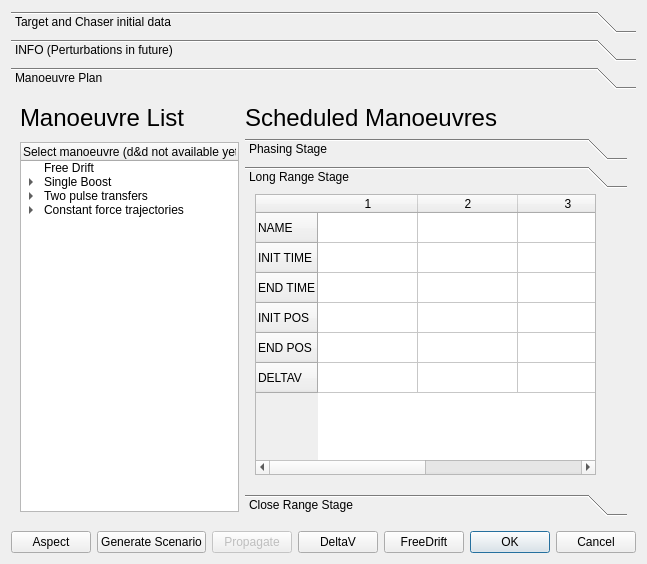
Qt form sta-src/RendezVous/rendezvousDialog.ui (Dwarf-Planet-Project/SpaceDesignTool) before a commit.
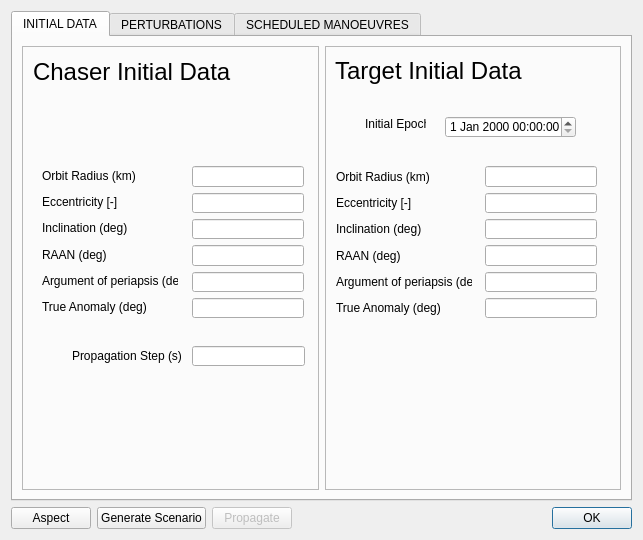
The same form after that commit. The open tabs and pages were chosen to show the change. Custom widgets are drawn as their Qt base class.

Patch:
```diff
--- a/sta-src/RendezVous/rendezvousDialog.ui
+++ b/sta-src/RendezVous/rendezvousDialog.ui
@@ -1,13 +1,13 @@
 <?xml version="1.0" encoding="UTF-8"?>
 <ui version="4.0">
- <class>rendezvousDialog</class>
- <widget class="QDialog" name="rendezvousDialog">
+ <class>RendezVousDialogClass</class>
+ <widget class="QDialog" name="RendezVousDialogClass">
   <property name="geometry">
    <rect>
     <x>0</x>
     <y>0</y>
-    <width>619</width>
-    <height>564</height>
+    <width>643</width>
+    <height>540</height>
    </rect>
   </property>
   <property name="sizePolicy">
@@ -17,7 +17,7 @@
    </sizepolicy>
   </property>
   <property name="acceptDrops">
-   <bool>true</bool>
+   <bool>false</bool>
   </property>
   <property name="windowTitle">
    <string>RendezVous Wizard</string>
@@ -26,18 +26,13 @@
    <item>
     <layout class="QVBoxLayout" name="verticalLayout">
      <item>
-      <widget class="QToolBox" name="toolBox">
-       <widget class="QWidget" name="toolBoxPage1">
-        <property name="geometry">
-         <rect>
-          <x>0</x>
-          <y>0</y>
-          <width>599</width>
-          <height>430</height>
-         </rect>
-        </property>
-        <attribute name="label">
-         <string>Target and Chaser initial data</string>
+      <widget class="QTabWidget" name="tabWidget">
+       <property name="currentIndex">
+        <number>2</number>
+       </property>
+       <widget class="QWidget" name="initiaDataPage">
+        <attribute name="title">
+         <string>INITIAL DATA</string>
         </attribute>
         <layout class="QHBoxLayout" name="horizontalLayout_2">
          <item>
@@ -66,6 +61,117 @@
              <string>Chaser Initial Data</string>
             </property>
            </widget>
+           <widget class="QWidget" name="layoutWidget_2">
+            <property name="geometry">
+             <rect>
+              <x>20</x>
+              <y>120</y>
+              <width>136</width>
+              <height>151</height>
+             </rect>
+            </property>
+            <layout class="QVBoxLayout" name="verticalLayout_5">
+             <item>
+              <widget class="QLabel" name="label_14">
+               <property name="text">
+                <string>Orbit Radius (km)</string>
+               </property>
+              </widget>
+             </item>
+             <item>
+              <widget class="QLabel" name="label_15">
+               <property name="text">
+                <string>Eccentricity [-]</string>
+               </property>
+              </widget>
+             </item>
+             <item>
+              <widget class="QLabel" name="label_16">
+               <property name="text">
+                <string>Inclination (deg)</string>
+               </property>
+              </widget>
+             </item>
+             <item>
+              <widget class="QLabel" name="label_17">
+               <property name="text">
+                <string>RAAN (deg)</string>
+               </property>
+              </widget>
+             </item>
+             <item>
+              <widget class="QLabel" name="label_18">
+               <property name="text">
+                <string>Argument of periapsis (deg)</string>
+               </property>
+              </widget>
+             </item>
+             <item>
+              <widget class="QLabel" name="label_19">
+               <property name="text">
+                <string>True Anomaly (deg)</string>
+               </property>
+              </widget>
+             </item>
+            </layout>
+           </widget>
+           <widget class="QWidget" name="layoutWidget_3">
+            <property name="geometry">
+             <rect>
+              <x>170</x>
+              <y>120</y>
+              <width>112</width>
+              <height>152</height>
+             </rect>
+            </property>
+            <layout class="QVBoxLayout" name="verticalLayout_6">
+             <item>
+              <widget class="QLineEdit" name="RadiusChaserEdit"/>
+             </item>
+             <item>
+              <widget class="QLineEdit" name="EccentricityChaserEdit"/>
+             </item>
+             <item>
+              <widget class="QLineEdit" name="InclinationChaserEdit"/>
+             </item>
+             <item>
+              <widget class="QLineEdit" name="RAANChaserEdit">
+               <property name="text">
+                <string/>
+               </property>
+              </widget>
+             </item>
+             <item>
+              <widget class="QLineEdit" name="ArgumentPeriapChaserEdit"/>
+             </item>
+             <item>
+              <widget class="QLineEdit" name="TrueAnomalyChaserEdit"/>
+             </item>
+            </layout>
+           </widget>
+           <widget class="QLineEdit" name="PropStepEdit">
+            <property name="geometry">
+             <rect>
+              <x>170</x>
+              <y>300</y>
+              <width>113</width>
+              <height>20</height>
+             </rect>
+            </property>
+           </widget>
+           <widget class="QLabel" name="label_20">
+            <property name="geometry">
+             <rect>
+              <x>50</x>
+              <y>300</y>
+              <width>111</width>
+              <height>20</height>
+             </rect>
+            </property>
+            <property name="text">
+             <string>Propagation Step (s)</string>
+            </property>
+           </widget>
           </widget>
          </item>
          <item>
@@ -94,21 +200,124 @@
              <string>Target Initial Data</string>
             </property>
            </widget>
-          </widget>
-         </item>
-        </layout>
-       </widget>
-       <widget class="QWidget" name="toolBoxPage2">
+           <widget class="QDateTimeEdit" name="InitialEpochTargetEdit">
+            <property name="geometry">
+             <rect>
+              <x>120</x>
+              <y>70</y>
+              <width>131</width>
+              <height>22</height>
+             </rect>
+            </property>
+           </widget>
+           <widget class="QLabel" name="label_2">
+            <property name="geometry">
+             <rect>
+              <x>40</x>
+              <y>70</y>
+              <width>61</width>
+              <height>16</height>
+             </rect>
+            </property>
+            <property name="text">
+             <string>Initial Epoch</string>
+            </property>
+           </widget>
+           <widget class="QWidget" name="layoutWidget">
+            <property name="geometry">
+             <rect>
+              <x>11</x>
+              <y>121</y>
+              <width>136</width>
+              <height>151</height>
+             </rect>
+            </property>
+            <layout class="QVBoxLayout" name="verticalLayout_3">
+             <item>
+              <widget class="QLabel" name="label_3">
+               <property name="text">
+                <string>Orbit Radius (km)</string>
+               </property>
+              </widget>
+             </item>
+             <item>
+              <widget class="QLabel" name="label_9">
+               <property name="text">
+                <string>Eccentricity [-]</string>
+               </property>
+              </widget>
+             </item>
+             <item>
+              <widget class="QLabel" name="label_10">
+               <property name="text">
+                <string>Inclination (deg)</string>
+               </property>
+              </widget>
+             </item>
+             <item>
+              <widget class="QLabel" name="label_11">
+               <property name="text">
+                <string>RAAN (deg)</string>
+               </property>
+              </widget>
+             </item>
+             <item>
+              <widget class="QLabel" name="label_12">
+               <property name="text">
+                <string>Argument of periapsis (deg)</string>
+               </property>
+              </widget>
+             </item>
+             <item>
+              <widget class="QLabel" name="label_13">
+               <property name="text">
+                <string>True Anomaly (deg)</string>
+               </property>
+              </widget>
+             </item>
+            </layout>
+           </widget>
+           <widget class="QWidget" name="layoutWidget">
         <property name="geometry">
          <rect>
-          <x>0</x>
-          <y>0</y>
-          <width>599</width>
-          <height>430</height>
-         </rect>
-        </property>
-        <attribute name="label">
-         <string>INFO (Perturbations in future)</string>
+              <x>160</x>
+              <y>120</y>
+              <width>112</width>
+              <height>152</height>
+             </rect>
+            </property>
+            <layout class="QVBoxLayout" name="verticalLayout_4">
+             <item>
+              <widget class="QLineEdit" name="RadiusTargetEdit"/>
+             </item>
+             <item>
+              <widget class="QLineEdit" name="EccentricityTargetEdit"/>
+             </item>
+             <item>
+              <widget class="QLineEdit" name="InclinationTargetEdit"/>
+             </item>
+             <item>
+              <widget class="QLineEdit" name="RAANTargetEdit">
+               <property name="text">
+                <string/>
+               </property>
+              </widget>
+             </item>
+             <item>
+              <widget class="QLineEdit" name="ArgumentPeriapTargetEdit"/>
+             </item>
+             <item>
+              <widget class="QLineEdit" name="TrueAnomalyTargetEdit"/>
+             </item>
+            </layout>
+           </widget>
+          </widget>
+         </item>
+        </layout>
+       </widget>
+       <widget class="QWidget" name="perturbationsPage">
+        <attribute name="title">
+         <string>PERTURBATIONS</string>
         </attribute>
         <layout class="QGridLayout" name="gridLayout_2">
          <item row="0" column="0">
@@ -133,44 +342,21 @@
          </item>
         </layout>
        </widget>
-       <widget class="QWidget" name="toolBoxPage3">
+       <widget class="QWidget" name="manoeuvresPage">
+        <attribute name="title">
+         <string>SCHEDULED MANOEUVRES</string>
+        </attribute>
+        <widget class="QWidget" name="layoutWidget">
         <property name="geometry">
          <rect>
-          <x>0</x>
-          <y>0</y>
-          <width>599</width>
-          <height>430</height>
-         </rect>
-        </property>
-        <attribute name="label">
-         <string>Manoeuvre Plan</string>
-        </attribute>
-        <layout class="QGridLayout" name="gridLayout">
-         <item row="0" column="0">
-          <widget class="QLabel" name="label_4">
-           <property name="font">
-            <font>
-             <pointsize>18</pointsize>
-            </font>
-           </property>
-           <property name="text">
-            <string>Manoeuvre List </string>
-           </property>
-          </widget>
-         </item>
-         <item row="0" column="1">
-          <widget class="QLabel" name="label">
-           <property name="font">
-            <font>
-             <pointsize>18</pointsize>
-            </font>
-           </property>
-           <property name="text">
-            <string>Scheduled Manoeuvres</string>
-           </property>
-          </widget>
-         </item>
-         <item row="1" column="0">
+           <x>9</x>
+           <y>76</y>
+           <width>591</width>
+           <height>372</height>
+          </rect>
+         </property>
+         <layout class="QHBoxLayout" name="horizontalLayout_3">
+          <item>
           <widget class="ManoeuvresTreeDrag" name="manoeuvreTree">
            <property name="minimumSize">
             <size>
@@ -186,59 +372,74 @@
            </property>
            <column>
             <property name="text">
-             <string>Select manoeuvre (d&amp;d not available yet)</string>
+              <string>Select manoeuvre </string>
             </property>
            </column>
            <item>
             <property name="text">
              <string>Free Drift</string>
             </property>
+             <property name="flags">
+              <set>ItemIsDragEnabled|ItemIsUserCheckable|ItemIsEnabled</set>
+             </property>
            </item>
            <item>
             <property name="text">
              <string>Single Boost</string>
             </property>
+             <property name="flags">
+              <set>ItemIsEnabled</set>
+             </property>
             <item>
              <property name="text">
-              <string>Tangential</string>
+               <string>SBtangential</string>
              </property>
              <property name="flags">
-              <set>ItemIsDragEnabled|ItemIsUserCheckable|ItemIsEnabled</set>
+               <set>NoItemFlags</set>
              </property>
             </item>
             <item>
              <property name="text">
-              <string>Radial</string>
+               <string>SBradial</string>
              </property>
              <property name="flags">
-              <set>ItemIsDragEnabled|ItemIsUserCheckable|ItemIsEnabled</set>
+               <set>NoItemFlags</set>
              </property>
             </item>
             <item>
              <property name="text">
-              <string>Lateral</string>
+               <string>SBlateral</string>
              </property>
              <property name="flags">
-              <set>ItemIsDragEnabled|ItemIsUserCheckable|ItemIsEnabled</set>
+               <set>NoItemFlags</set>
              </property>
             </item>
             <item>
              <property name="text">
               <string>Full DeltaV</string>
              </property>
+              <property name="flags">
+               <set>ItemIsDragEnabled|ItemIsUserCheckable|ItemIsEnabled</set>
+              </property>
             </item>
            </item>
            <item>
             <property name="text">
              <string>Two pulse transfers</string>
             </property>
+             <property name="flags">
+              <set>ItemIsEnabled</set>
+             </property>
             <item>
              <property name="text">
               <string>Tangential Boost Transfers</string>
              </property>
+              <property name="flags">
+               <set>ItemIsSelectable|ItemIsUserCheckable|ItemIsEnabled</set>
+              </property>
              <item>
               <property name="text">
-               <string>Along x-axis</string>
+                <string>2TBTalong x-axis</string>
               </property>
               <property name="flags">
                <set>ItemIsDragEnabled|ItemIsUserCheckable|ItemIsEnabled</set>
@@ -246,7 +447,7 @@
              </item>
              <item>
               <property name="text">
-               <string>Hohmann Transfer</string>
+                <string>2TBTHohmann Transfer</string>
               </property>
               <property name="flags">
                <set>ItemIsDragEnabled|ItemIsUserCheckable|ItemIsEnabled</set>
@@ -254,7 +455,7 @@
              </item>
              <item>
               <property name="text">
-               <string>90 degrees fly-around</string>
+                <string>2TBT90 degrees fly-around</string>
               </property>
               <property name="flags">
                <set>ItemIsDragEnabled|ItemIsUserCheckable|ItemIsEnabled</set>
@@ -265,9 +466,12 @@
              <property name="text">
               <string>Radial boost Transfers</string>
              </property>
+              <property name="flags">
+               <set>ItemIsEnabled</set>
+              </property>
              <item>
               <property name="text">
-               <string>Transfer along x-axis</string>
+                <string>2RBTalong x-axis</string>
               </property>
               <property name="flags">
                <set>ItemIsDragEnabled|ItemIsUserCheckable|ItemIsEnabled</set>
@@ -275,7 +479,7 @@
              </item>
              <item>
               <property name="text">
-               <string>90 degrees radial fly-around</string>
+                <string>2RBT90 degrees radial fly-around</string>
               </property>
               <property name="flags">
                <set>ItemIsDragEnabled|ItemIsUserCheckable|ItemIsEnabled</set>
@@ -283,7 +487,7 @@
              </item>
              <item>
               <property name="text">
-               <string>360 degrees radial fly-around</string>
+                <string>2RBT360 degrees radial fly-around</string>
               </property>
               <property name="flags">
                <set>ItemIsDragEnabled|ItemIsUserCheckable|ItemIsEnabled</set>
@@ -295,32 +499,38 @@
             <property name="text">
              <string>Constant force trajectories</string>
             </property>
+             <property name="flags">
+              <set>ItemIsEnabled</set>
+             </property>
             <item>
              <property name="text">
               <string>Hold Points outside V-bar</string>
              </property>
              <property name="flags">
-              <set>ItemIsDragEnabled|ItemIsUserCheckable|ItemIsEnabled</set>
+               <set>NoItemFlags</set>
              </property>
             </item>
             <item>
              <property name="text">
               <string>Straight lines trajectories</string>
              </property>
+              <property name="flags">
+               <set>ItemIsEnabled</set>
+              </property>
              <item>
               <property name="text">
-               <string>V-bar</string>
+                <string>SLT V-bar</string>
               </property>
               <property name="flags">
-               <set>ItemIsDragEnabled|ItemIsUserCheckable|ItemIsEnabled</set>
+                <set>NoItemFlags</set>
               </property>
              </item>
              <item>
               <property name="text">
-               <string>R-bar</string>
+                <string>SLT R-bar</string>
               </property>
               <property name="flags">
-               <set>ItemIsDragEnabled|ItemIsUserCheckable|ItemIsEnabled</set>
+                <set>NoItemFlags</set>
               </property>
              </item>
             </item>
@@ -328,9 +538,12 @@
              <property name="text">
               <string>Constant force transfers</string>
              </property>
+              <property name="flags">
+               <set>ItemIsEnabled</set>
+              </property>
              <item>
               <property name="text">
-               <string>Tangential</string>
+                <string>CFT Tangential</string>
               </property>
               <property name="flags">
                <set>ItemIsDragEnabled|ItemIsUserCheckable|ItemIsEnabled</set>
@@ -338,7 +551,7 @@
              </item>
              <item>
               <property name="text">
-               <string>Radial</string>
+                <string>CFT Radial</string>
               </property>
               <property name="flags">
                <set>ItemIsDragEnabled|ItemIsUserCheckable|ItemIsEnabled</set>
@@ -348,32 +561,30 @@
            </item>
           </widget>
          </item>
-         <item row="1" column="1">
-          <widget class="QToolBox" name="toolBox_2">
+          <item>
+           <widget class="QTabWidget" name="ScheduledManoeuvresTB">
            <property name="currentIndex">
-            <number>2</number>
-           </property>
-           <widget class="QWidget" name="page_1">
-            <property name="geometry">
-             <rect>
-              <x>0</x>
-              <y>0</y>
-              <width>356</width>
-              <height>296</height>
-             </rect>
-            </property>
-            <attribute name="label">
-             <string>Phasing Stage</string>
-            </attribute>
-            <widget class="QTableWidget" name="tableWidget">
+             <number>1</number>
+            </property>
+            <widget class="QWidget" name="ScheduledManoeuvresTBPage1">
+             <attribute name="title">
+              <string>Phasing manoeuvres</string>
+             </attribute>
+             <widget class="ScheduledTableManoeuvres" name="phasingManTable">
              <property name="geometry">
               <rect>
                <x>10</x>
                <y>10</y>
                <width>341</width>
-               <height>281</height>
-              </rect>
-             </property>
+                <height>331</height>
+               </rect>
+              </property>
+              <property name="dragEnabled">
+               <bool>true</bool>
+              </property>
+              <property name="dragDropMode">
+               <enum>QAbstractItemView::DragDrop</enum>
+              </property>
              <row>
               <property name="text">
                <string>NAME</string>
@@ -404,122 +615,81 @@
                <string>DELTAV</string>
               </property>
              </row>
-             <column>
+              <row>
               <property name="text">
-               <string>1</string>
-              </property>
-             </column>
+                <string>INPUT</string>
+               </property>
+              </row>
              <column>
               <property name="text">
-               <string>2</string>
-              </property>
-             </column>
-             <column>
+                <string>1</string>
+               </property>
+              </column>
+              <item row="0" column="0">
               <property name="text">
-               <string>3</string>
-              </property>
-             </column>
-             <column>
-              <property name="text">
-               <string>4</string>
-              </property>
-             </column>
-            </widget>
-           </widget>
-           <widget class="QWidget" name="page_2">
-            <property name="geometry">
-             <rect>
-              <x>0</x>
-              <y>0</y>
-              <width>356</width>
-              <height>296</height>
-             </rect>
-            </property>
-            <attribute name="label">
-             <string>Long Range Stage</string>
-            </attribute>
-            <widget class="QTableWidget" name="tableWidget_2">
-             <property name="geometry">
-              <rect>
-               <x>10</x>
-               <y>0</y>
-               <width>341</width>
-               <height>281</height>
-              </rect>
-             </property>
-             <row>
+                <string/>
+               </property>
+               <property name="checkState">
+                <enum>PartiallyChecked</enum>
+               </property>
+              </item>
+              <item row="1" column="0">
               <property name="text">
-               <string>NAME</string>
-              </property>
-             </row>
-             <row>
+                <string/>
+               </property>
+              </item>
+              <item row="2" column="0">
               <property name="text">
-               <string>INIT TIME</string>
-              </property>
-             </row>
-             <row>
+                <string/>
+               </property>
+              </item>
+              <item row="3" column="0">
               <property name="text">
-               <string>END TIME</string>
-              </property>
-             </row>
-             <row>
+                <string/>
+               </property>
+              </item>
+              <item row="4" column="0">
               <property name="text">
-               <string>INIT POS</string>
-              </property>
-             </row>
-             <row>
+                <string/>
+               </property>
+              </item>
+              <item row="5" column="0">
               <property name="text">
-               <string>END POS</string>
-              </property>
-             </row>
-             <row>
-              <property name="text">
-               <string>DELTAV</string>
-              </property>
-             </row>
-             <column>
-              <property name="text">
-               <string>1</string>
-              </property>
-             </column>
-             <column>
-              <property name="text">
-               <string>2</string>
-              </property>
-             </column>
-             <column>
-              <property name="text">
-               <string>3</string>
-              </property>
-             </column>
-             <column>
-              <property name="text">
-               <string>4</string>
-              </property>
-             </column>
-            </widget>
-           </widget>
-           <widget class="QWidget" name="page_3">
-            <property name="geometry">
-             <rect>
-              <x>0</x>
-              <y>0</y>
-              <width>356</width>
-              <height>296</height>
-             </rect>
-            </property>
-            <attribute name="label">
-             <string>Close Range Stage</string>
-            </attribute>
-            <widget class="ScheduledTableManoeuvres" name="tableWidget_3">
+                <string/>
+               </property>
+               <property name="checkState">
+                <enum>Unchecked</enum>
+               </property>
+              </item>
+              <item row="6" column="0">
+               <property name="flags">
+                <set>ItemIsSelectable|ItemIsEditable|ItemIsUserCheckable|ItemIsEnabled</set>
+               </property>
+              </item>
+             </widget>
+            </widget>
+            <widget class="QWidget" name="ScheduledManoeuvresTBPage3">
+             <attribute name="title">
+              <string>Close Range </string>
+             </attribute>
+             <widget class="ScheduledTableManoeuvres" name="closeManTable">
              <property name="geometry">
               <rect>
                <x>10</x>
-               <y>0</y>
+                <y>10</y>
                <width>341</width>
-               <height>281</height>
-              </rect>
-             </property>
+                <height>331</height>
+               </rect>
+              </property>
+              <property name="acceptDrops">
+               <bool>true</bool>
+              </property>
+              <property name="dragEnabled">
+               <bool>true</bool>
+              </property>
+              <property name="dragDropMode">
+               <enum>QAbstractItemView::DragDrop</enum>
+              </property>
              <row>
               <property name="text">
                <string>NAME</string>
@@ -550,31 +720,69 @@
                <string>DELTAV</string>
               </property>
              </row>
-             <column>
+              <row>
               <property name="text">
-               <string>1</string>
-              </property>
-             </column>
+                <string>INPUT</string>
+               </property>
+              </row>
              <column>
               <property name="text">
-               <string>2</string>
-              </property>
-             </column>
-             <column>
+                <string>1</string>
+               </property>
+              </column>
+              <item row="0" column="0">
               <property name="text">
-               <string>3</string>
-              </property>
-             </column>
-             <column>
-              <property name="text">
-               <string>4</string>
-              </property>
-             </column>
+                <string/>
+               </property>
+               <property name="checkState">
+                <enum>Unchecked</enum>
+               </property>
+               <property name="flags">
+                <set>ItemIsSelectable|ItemIsEditable|ItemIsDragEnabled|ItemIsUserCheckable|ItemIsEnabled</set>
+               </property>
+              </item>
             </widget>
            </widget>
           </widget>
          </item>
         </layout>
+        </widget>
+        <widget class="QWidget" name="layoutWidget">
+         <property name="geometry">
+          <rect>
+           <x>20</x>
+           <y>30</y>
+           <width>551</width>
+           <height>31</height>
+          </rect>
+         </property>
+         <layout class="QHBoxLayout" name="horizontalLayout_4">
+          <item>
+           <widget class="QLabel" name="label_4">
+            <property name="font">
+             <font>
+              <pointsize>18</pointsize>
+             </font>
+            </property>
+            <property name="text">
+             <string>Manoeuvre List </string>
+            </property>
+           </widget>
+          </item>
+          <item>
+           <widget class="QLabel" name="label">
+            <property name="font">
+             <font>
+              <pointsize>18</pointsize>
+             </font>
+            </property>
+            <property name="text">
+             <string>Scheduled Manoeuvres</string>
+            </property>
+           </widget>
+          </item>
+         </layout>
+        </widget>
        </widget>
       </widget>
      </item>
@@ -583,7 +791,7 @@
    <item>
     <layout class="QHBoxLayout" name="horizontalLayout">
      <item>
-      <widget class="QPushButton" name="pushButton">
+      <widget class="QPushButton" name="pushButtonAspect">
        <property name="text">
         <string>Aspect</string>
        </property>
@@ -606,27 +814,13 @@
        </property>
       </widget>
      </item>
-     <item>
-      <widget class="QPushButton" name="deltaVPB">
-       <property name="text">
-        <string>DeltaV</string>
-       </property>
-      </widget>
-     </item>
-     <item>
-      <widget class="QPushButton" name="freeDriftPB">
-       <property name="text">
-        <string>FreeDrift</string>
-       </property>
-      </widget>
-     </item>
      <item>
       <widget class="QDialogButtonBox" name="buttonBox">
        <property name="orientation">
         <enum>Qt::Horizontal</enum>
        </property>
        <property name="standardButtons">
-        <set>QDialogButtonBox::Cancel|QDialogButtonBox::Ok</set>
+        <set>QDialogButtonBox::Ok</set>
        </property>
       </widget>
      </item>
@@ -635,15 +829,15 @@
   </layout>
  </widget>
  <customwidgets>
-  <customwidget>
-   <class>ManoeuvresTreeDrag</class>
-   <extends>QTreeWidget</extends>
-   <header location="global">./sta-src/RendezVous/manoeuvrestreedrag.h</header>
-  </customwidget>
   <customwidget>
    <class>ScheduledTableManoeuvres</class>
    <extends>QTableWidget</extends>
-   <header location="global">./sta-src/RendezVous/scheduledtablemanoeuvres.h</header>
+   <header>./sta-src/RendezVous/rendezVousScheduledManoeuvresTable.h</header>
+  </customwidget>
+  <customwidget>
+   <class>ManoeuvresTreeDrag</class>
+   <extends>QTreeWidget</extends>
+   <header>./sta-src/RendezVous/rendezVousManoeuvresTreeDrag.h</header>
   </customwidget>
  </customwidgets>
  <resources/>
```
Left out of the diff: 26 changed lines with no effect on the pictures. Lines whose indentation alone changed are shown as unchanged.
